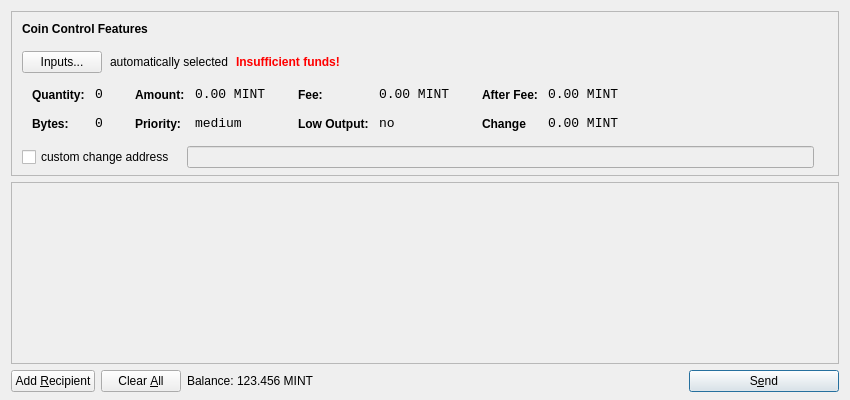
The window that src/qt/forms/sendcoinsdialog.ui (evilgenieent/Whitecoin) describes before a commit, drawn with Qt 5.
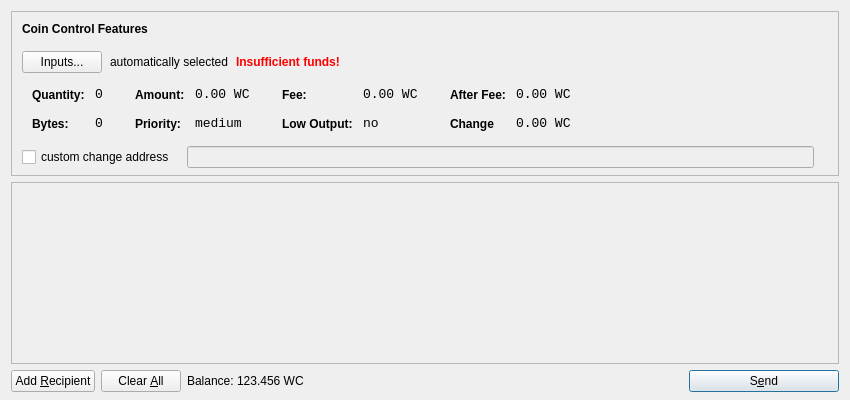
The same window after the commit. Icons and pictures are not drawn.

Patch:
```diff
--- a/src/qt/forms/sendcoinsdialog.ui
+++ b/src/qt/forms/sendcoinsdialog.ui
@@ -321,7 +321,7 @@
                   <enum>Qt::ActionsContextMenu</enum>
                  </property>
                  <property name="text">
-                  <string>0.00 MINT</string>
+                  <string>0.00 WC</string>
                  </property>
                  <property name="textInteractionFlags">
                   <set>Qt::LinksAccessibleByMouse|Qt::TextSelectableByKeyboard|Qt::TextSelectableByMouse</set>
@@ -407,7 +407,7 @@
                   <enum>Qt::ActionsContextMenu</enum>
                  </property>
                  <property name="text">
-                  <string>0.00 MINT</string>
+                  <string>0.00 WC</string>
                  </property>
                  <property name="textInteractionFlags">
                   <set>Qt::LinksAccessibleByMouse|Qt::TextSelectableByKeyboard|Qt::TextSelectableByMouse</set>
@@ -493,7 +493,7 @@
                   <enum>Qt::ActionsContextMenu</enum>
                  </property>
                  <property name="text">
-                  <string>0.00 MINT</string>
+                  <string>0.00 WC</string>
                  </property>
                  <property name="textInteractionFlags">
                   <set>Qt::LinksAccessibleByMouse|Qt::TextSelectableByKeyboard|Qt::TextSelectableByMouse</set>
@@ -525,7 +525,7 @@
                   <enum>Qt::ActionsContextMenu</enum>
                  </property>
                  <property name="text">
-                  <string>0.00 MINT</string>
+                  <string>0.00 WC</string>
                  </property>
                  <property name="textInteractionFlags">
                   <set>Qt::LinksAccessibleByMouse|Qt::TextSelectableByKeyboard|Qt::TextSelectableByMouse</set>
@@ -732,7 +732,7 @@
           <cursorShape>IBeamCursor</cursorShape>
          </property>
          <property name="text">
-          <string>123.456 MINT</string>
+          <string>123.456 WC</string>
          </property>
          <property name="textInteractionFlags">
           <set>Qt::LinksAccessibleByMouse|Qt::TextSelectableByKeyboard|Qt::TextSelectableByMouse</set>
```
